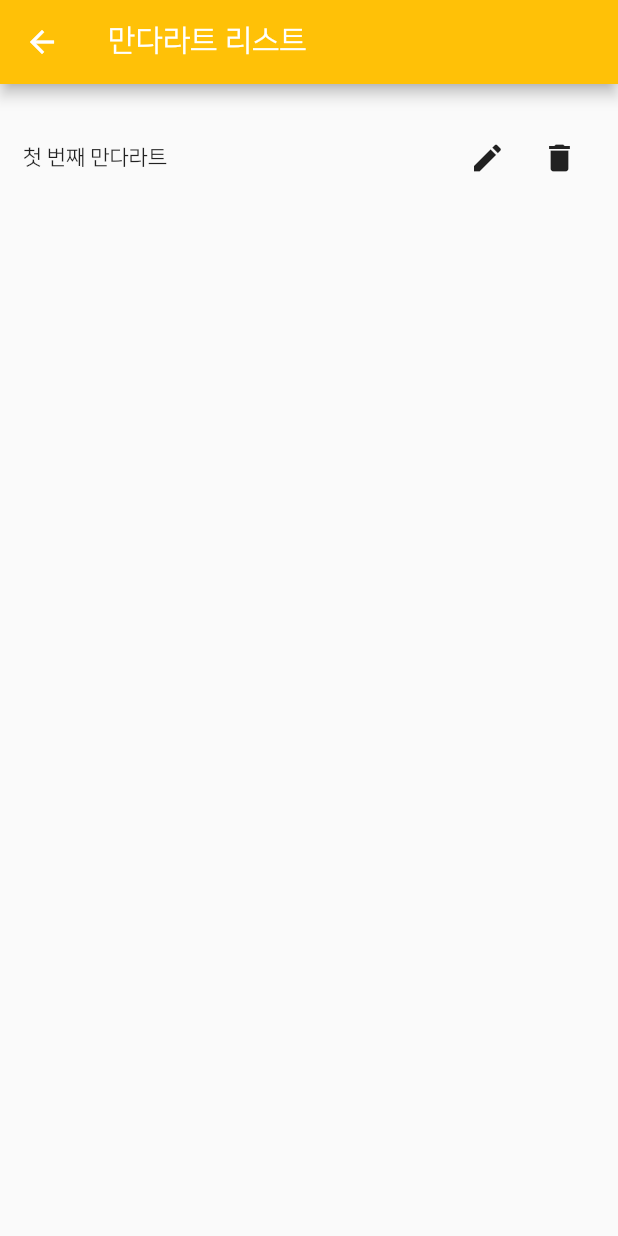
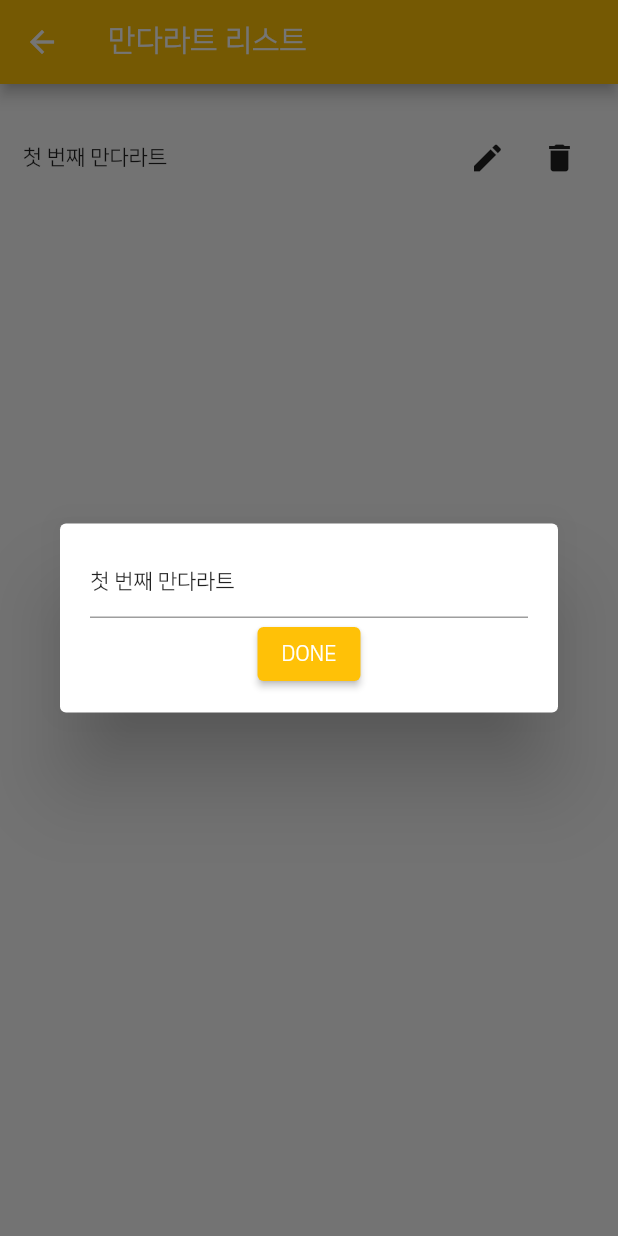
Before and after one commit to hyejin-1010/MandalArt, a Flutter app: the CategoryListScreen screen opened directly, after a tap on the "edit" icon, on a phone screen of 412 x 824 dp. Run offline on Flutter 3.47's test engine with Material 2 defaults, Android fonts, the phone set to English and light mode, and no system bars; our stand-ins replace get, shared_preferences, sqflite; accounts and stored records are empty.

Commit message:
Add: 만다라트 타이틀 변경 기능

```diff
--- a/lib/screens/category_list_screen.dart
+++ b/lib/screens/category_list_screen.dart
@@ -1,6 +1,7 @@
 import 'package:flutter/material.dart';
 import 'package:get/get.dart';
 import 'package:madal_art/controllers/data_controller.dart';
+import 'package:madal_art/dialogs/edit_dialog.dart';
 import 'package:madal_art/models/mandalart.dart';
 
 class CategoryListScreen extends StatelessWidget {
@@ -8,26 +9,14 @@ class CategoryListScreen extends StatelessWidget {
 
   final DataController _dataController = Get.find<DataController>();
 
-  @override
-  Widget build(BuildContext context) {
-    final List<int> keys = _dataController.mandalart.keys.toList();
-
-    return Scaffold(
-      appBar: AppBar(title: Text('만다라트 리스트')),
-      body: Container(
-        padding: const EdgeInsets.symmetric(vertical: 25.0),
-        child: ListView.separated(
-          separatorBuilder: (_, __) => const Divider(),
-          itemCount: _dataController.mandalart.keys.toList().length,
-          itemBuilder: (BuildContext context, int index) {
-            MandalArtModel mandalart = _dataController.mandalart[keys[index]]!;
+  Widget _buildItem(MandalArtModel mandalart) {
     return Container(
       padding: const EdgeInsets.symmetric(horizontal: 15.0),
       child: Row(
         children: [
           Expanded(child: Text(mandalart.title)),
           IconButton(
-                    onPressed: () => _clickEditButton(mandalart.id),
+            onPressed: () => _clickEditButton(mandalart),
             icon: Icon(Icons.edit),
           ),
           IconButton(
@@ -37,13 +26,40 @@ class CategoryListScreen extends StatelessWidget {
         ],
       ),
     );
+  }
+
+  @override
+  Widget build(BuildContext context) {
+    return Scaffold(
+      appBar: AppBar(title: Text('만다라트 리스트')),
+      body: Container(
+        padding: const EdgeInsets.symmetric(vertical: 25.0),
+        child: Obx(() {
+          Map<int, MandalArtModel> mandalartMap = _dataController.mandalart;
+          final List<int> keys = mandalartMap.keys.toList();
+
+          return ListView.separated(
+            separatorBuilder: (_, __) => const Divider(),
+            itemCount: keys.length,
+            itemBuilder: (BuildContext context, int index) {
+              MandalArtModel mandalart = mandalartMap[keys[index]]!;
+              return _buildItem(mandalart);
             },
-        ),
+          );
+        }),
       ),
     );
   }
 
-  void _clickEditButton(int id) {
+  void _clickEditButton(MandalArtModel mandalart) {
+    Get.dialog(EditDialog(
+      isItem: false,
+      content: mandalart.title,
+      done: (String title) {
+        _dataController.updateMandalartTitle(mandalart.id, title);
+        Get.back();
+      },
+    ));
   }
 
   void _clickDeleteButton(int id) {
```
Also changed, not shown: lib/controllers/data_controller.dart (+15 -0 lines). Lines whose indentation alone changed are shown as unchanged.
